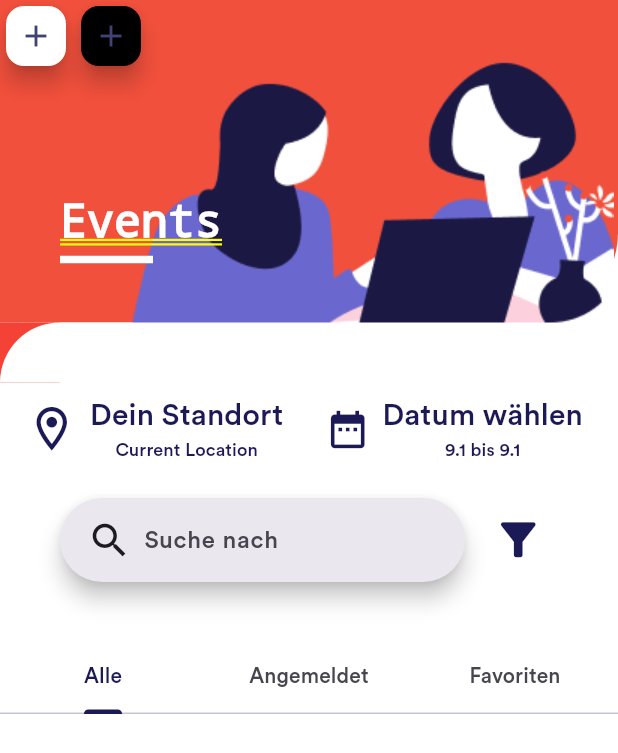
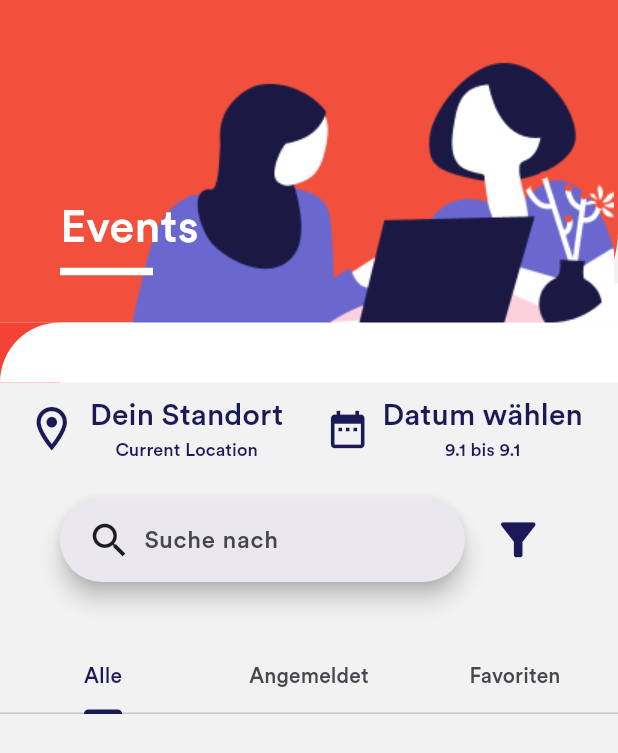
Before and after one commit to Trinistar/female_fellows, a Flutter app: the screen it shows after launch, scrolled down 576 dp, after a tap on "Zu allen Events", on a phone screen of 412 x 824 dp. Shown: the top 753 px of the screen. Run offline on Flutter 3.47's test engine with Material 3 defaults, Android fonts, the light colour scheme and no system bars; our stand-ins replace bloc, cloud_firestore, date_format, equatable, firebase_auth, firebase_core and 4 more; accounts and stored records are empty; generated files the repository leaves out were written again.

```diff
--- a/lib/blocs/AuthenticationBloc/authentication_bloc.dart
+++ b/lib/blocs/AuthenticationBloc/authentication_bloc.dart
@@ -12,45 +12,45 @@
 part 'authentication_event.dart';
 part 'authentication_state.dart';
 
-class AuthenticationBloc
-    extends Bloc<AuthenticationEvent, AuthenticationState> {
-  AuthenticationBloc({required AuthRepository authenticationRepository })
+class AuthenticationBloc extends Bloc<AuthenticationEvent, AuthenticationState> {
+  AuthenticationBloc({required AuthRepository authenticationRepository})
       : _authenticationProvider = authenticationRepository,
         super(
-          authenticationRepository.currentUser != null
-              ? AuthenticatedUser(user: authenticationRepository.currentUser)
-              : UnauthenticatedUser(),
+          authenticationRepository.currentUser != null ? AuthenticatedUser(user: authenticationRepository.currentUser) : UnauthenticatedUser(),
         ) {
     on<Signup>(_onSignUp);
     on<AuthenticationUserChangedEvent>(_onAuthenticationUserChanged);
     on<SignOutEvent>(_onSignOutEvent);
+    on<UpdateUserProfileEvent>(_onUpdateUserProfile);
 
-    _userSubscription = _authenticationProvider.user
-        .listen((User? user) => add(AuthenticationUserChangedEvent(user)));
+    _userSubscription = _authenticationProvider.user.listen((User? user) => add(AuthenticationUserChangedEvent(user)));
   }
   final AuthRepository _authpage = AuthRepository();
 
-  final FirestoreUserProfileRepository _firestoreUserProfileRepository =
-      FirestoreUserProfileRepository();
+  final FirestoreUserProfileRepository _firestoreUserProfileRepository = FirestoreUserProfileRepository();
 
   StreamSubscription<User?>? _userSubscription;
 
   final AuthRepository _authenticationProvider;
 
-  Future<void> _onAuthenticationUserChanged(
-      AuthenticationUserChangedEvent event,
-      Emitter<AuthenticationState> emit) async {
+  Future<void> _onAuthenticationUserChanged(AuthenticationUserChangedEvent event, Emitter<AuthenticationState> emit) async {
     emit(AuthenticationLoading());
 
     if (event.user != null) {
-      emit(AuthenticatedUser(user: event.user));
+      final IdTokenResult tokenResult = await event.user!.getIdTokenResult();
+      emit(AuthenticatedUser(user: event.user, tokenResult: tokenResult));
     } else {
       emit(UnauthenticatedUser());
     }
   }
 
-  Future<void> _onSignUp(
-      Signup event, Emitter<AuthenticationState> emit) async {
+  Future<void> _onUpdateUserProfile(UpdateUserProfileEvent event, Emitter<AuthenticationState> emit) async {
+    try {
+      await _firestoreUserProfileRepository.updateUserProfile(event.user, userID: event.userId);
+    } catch (_) {}
+  }
+
+  Future<void> _onSignUp(Signup event, Emitter<AuthenticationState> emit) async {
     emit(FormSignup());
     try {
       FFUser userdata = FFUser(
@@ -58,12 +58,9 @@
         lastname: Controller.lastnameController.text,
         profilPicture: Controller.profilpictureController.text,
         birthday: Controller.birthdayController.text,
-        newsletter:event.newsletter,
+        newsletter: event.newsletter,
         //Adress//
-        address: Address(
-            street: Controller.streetnameController.text,
-            zipCode: Controller.zipCodeController.text,
-            city: Controller.placeController.text),
+        address: Address(street: Controller.streetnameController.text, zipCode: Controller.zipCodeController.text, city: Controller.placeController.text),
         //Notification
         notification: Notifications(
           phonenumber: Controller.phonenumberController.text,
@@ -77,12 +74,10 @@
         socialmedia: event.socialmedia,
       );
 
-      final User? currentuser =
-          await _authpage.signUp(email: event.email, password: event.password);
+      final User? currentuser = await _authpage.signUp(email: event.email, password: event.password);
       if (currentuser != null) {
         userdata.email = currentuser.email;
-        await _firestoreUserProfileRepository.updateUserProfile(userdata,
-            userID: currentuser.uid);
+        await _firestoreUserProfileRepository.updateUserProfile(userdata, userID: currentuser.uid);
         emit(SignUpSuccess(currentuser: currentuser, userdata: userdata));
       } else {
         emit(SignUpFailure());
@@ -92,8 +87,7 @@
     }
   }
 
-  Future<void> _onSignOutEvent(
-      SignOutEvent event, Emitter<AuthenticationState> emit) async {
+  Future<void> _onSignOutEvent(SignOutEvent event, Emitter<AuthenticationState> emit) async {
     emit(AuthenticationLoading());
     try {
       _authenticationProvider.logOut();
--- a/lib/blocs/AuthenticationBloc/authentication_event.dart
+++ b/lib/blocs/AuthenticationBloc/authentication_event.dart
@@ -24,6 +24,12 @@
   List<Object> get props => <Object>[];
 }
 
+class UpdateUserProfileEvent extends AuthenticationEvent {
+  UpdateUserProfileEvent(this.userId, {required this.user});
+
+  final String userId;
+  final FFUser user;
+}
 
 class InputChanged extends AuthenticationEvent {
   final String? firstname;
--- a/lib/blocs/AuthenticationBloc/authentication_state.dart
+++ b/lib/blocs/AuthenticationBloc/authentication_state.dart
@@ -25,9 +25,13 @@
 class UnauthenticatedUser extends AuthenticationState {}
 
 class AuthenticatedUser extends AuthenticationState {
-  AuthenticatedUser({required this.user});
+  AuthenticatedUser({
+    required this.user,
+    this.tokenResult,
+  });
 
   final User? user;
+  final IdTokenResult? tokenResult;
 }
 
 
--- a/lib/pages/Eventpages/EventOverview/event_overview.dart
+++ b/lib/pages/Eventpages/EventOverview/event_overview.dart
@@ -2,6 +2,7 @@
 import 'package:flutter/services.dart';
 import 'package:flutter_bloc/flutter_bloc.dart';
 import 'package:geolocator/geolocator.dart';
+import 'package:vs_femalefellows/blocs/AuthenticationBloc/authentication_bloc.dart';
 import 'package:vs_femalefellows/pages/Eventpages/EventComponents/color_artbar.dart';
 import 'package:vs_femalefellows/pages/Eventpages/EventOverview/all_events_page.dart';
 import 'package:vs_femalefellows/pages/Eventpages/CreateEvent/create_event.dart';
@@ -20,8 +21,7 @@
   State<EventOverview> createState() => _EventOverviewState();
 }
 
-class _EventOverviewState extends State<EventOverview>
-    with TickerProviderStateMixin {
+class _EventOverviewState extends State<EventOverview> with TickerProviderStateMixin {
   late TabController _tabController;
   @override
   void initState() {
@@ -30,14 +30,9 @@
   }
 
 //DateRange Picker //
-  DateTimeRange dateRange =
-      DateTimeRange(start: DateTime.now(), end: DateTime.now());
+  DateTimeRange dateRange = DateTimeRange(start: DateTime.now(), end: DateTime.now());
   Future pickDateRange() async {
-    DateTimeRange? newDateRange = await showDateRangePicker(
-        context: context,
-        initialDateRange: dateRange,
-        firstDate: DateTime.now(),
-        lastDate: DateTime(2025));
+    DateTimeRange? newDateRange = await showDateRangePicker(context: context, initialDateRange: dateRange, firstDate: DateTime.now(), lastDate: DateTime(2025));
     if (newDateRange == null) return;
     setState(() {
       dateRange = newDateRange;
@@ -57,8 +52,7 @@
       }
     }
     if (permission == LocationPermission.deniedForever) {
-      return Future.error(
-          'Location permisson are permantly denied, we cannot request Location');
+      return Future.error('Location permisson are permantly denied, we cannot request Location');
     }
     return await Geolocator.getCurrentPosition();
   }
@@ -71,7 +65,26 @@
   Widget build(BuildContext context) {
     final start = dateRange.start;
     final end = dateRange.end;
-    return AnnotatedRegion<SystemUiOverlayStyle>(
+    return Scaffold(
+      floatingActionButton: BlocBuilder<AuthenticationBloc, AuthenticationState>(
+        builder: (context, state) {
+          if (state is AuthenticatedUser && state.tokenResult != null && state.tokenResult!.claims != null && state.tokenResult!.claims!.containsKey('role') && state.tokenResult!.claims!.containsValue('ADMINISTRATOR')) {
+            return FloatingActionButton(
+              heroTag: CreateEvent,
+              onPressed: () {
+                Navigator.of(context).push(MaterialPageRoute(builder: (context) => CreateEvent()));
+              },
+              foregroundColor: Colors.white,
+              backgroundColor: Theme.of(context).colorScheme.tertiary,
+              mini: true,
+              child: Icon(Icons.add),
+            );
+          } else {
+            return SizedBox.shrink();
+          }
+        },
+      ),
+      body: AnnotatedRegion<SystemUiOverlayStyle>(
         value: SystemUiOverlayStyle(
           statusBarColor: Color.fromRGBO(241, 80, 60, 1),
         ),
@@ -79,10 +92,7 @@
           shrinkWrap: true,
           children: [
             Container(
-            decoration: BoxDecoration(
-                color: Color.fromRGBO(241, 80, 60, 1),
-                borderRadius:
-                    BorderRadius.only(bottomRight: Radius.circular(60))),
+              decoration: BoxDecoration(color: Color.fromRGBO(241, 80, 60, 1), borderRadius: BorderRadius.only(bottomRight: Radius.circular(60))),
               height: 215,
               width: 1000,
               child: Stack(
@@ -104,37 +114,18 @@
                       fit: BoxFit.cover,
                     ),
                   ),
-
-                ///
-                //////
-                ///////////
-                /////////////////
-                //TODO only for Event creating//
-                FloatingActionButton(
-                  heroTag: CreateEvent,
-                  onPressed: () {
-                    Navigator.of(context).push(
-                        MaterialPageRoute(builder: (context) => CreateEvent()));
-                  },
-                  backgroundColor: Colors.white,
-                  mini: true,
-                  child: Icon(Icons.add),
-                ),
-                        Padding(
+                  /* Padding(
                     padding: const EdgeInsets.only(left: 50),
                     child: FloatingActionButton(
                       heroTag: EventNotAuthenticatedState,
                       onPressed: () {
-                                            Navigator.of(context).push(
-                          MaterialPageRoute(builder: (context) => EventNotAuthenticatedState()));
+                        Navigator.of(context).push(MaterialPageRoute(builder: (context) => EventNotAuthenticatedState()));
                       },
                       backgroundColor: Colors.black,
                       mini: true,
                       child: Icon(Icons.add),
                     ),
-                        ),
-
-
+                  ), */
 
                   //TODO only for Event creating//
                   /////////////////
@@ -193,9 +184,7 @@
                       children: [
                         Text(
                           'Dein Standort',
-                        style: TextStyle(
-                            color: Theme.of(context).colorScheme.primary,
-                            fontSize: 20),
+                          style: TextStyle(color: Theme.of(context).colorScheme.primary, fontSize: 20),
                         ),
                         Text(
                           locationmessage,
@@ -215,9 +204,7 @@
                       children: [
                         Text(
                           'Datum wählen',
-                        style: TextStyle(
-                            color: Theme.of(context).colorScheme.primary,
-                            fontSize: 20),
+                          style: TextStyle(color: Theme.of(context).colorScheme.primary, fontSize: 20),
                         ),
                         Text(
                           '${start.day}.${start.month} bis ${end.day}.${end.month}',
@@ -291,7 +278,8 @@
                 ),
                 BlocProvider<SubscribedEventsStore>(
                   create: (BuildContext context) => SubscribedEventsStore(),
-        ),        BlocProvider<FavoriteEventStore>(
+                ),
+                BlocProvider<FavoriteEventStore>(
                   create: (BuildContext context) => FavoriteEventStore(),
                 ),
               ],
@@ -322,9 +310,7 @@
             SizedBox(
               height: 20,
             ),
-          Artbar(
-              colorleft: Colors.white,
-              colorright: Theme.of(context).colorScheme.primary),
+            Artbar(colorleft: Colors.white, colorright: Theme.of(context).colorScheme.primary),
             Container(
               width: 700,
               height: 350,
@@ -361,6 +347,7 @@
             ),
           ],
         ),
+      ),
     );
   }
 }
```
Also changed, not shown: lib/models/german_locale.dart (added, +27 -0 lines), lib/pages/Eventpages/CreateEvent/create_event.dart (+22 -41 lines), lib/pages/Eventpages/EventOverview/event_ListTile.dart (+26 -8 lines), pubspec.lock, 8 other files. Lines whose indentation alone changed are shown as unchanged.
